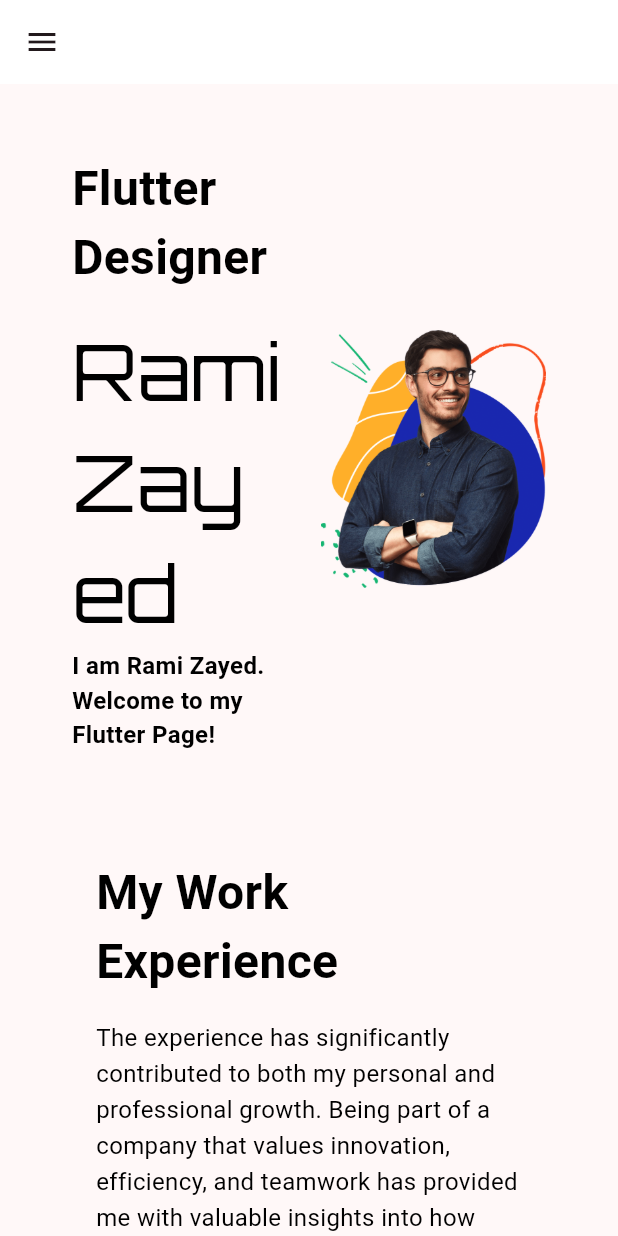
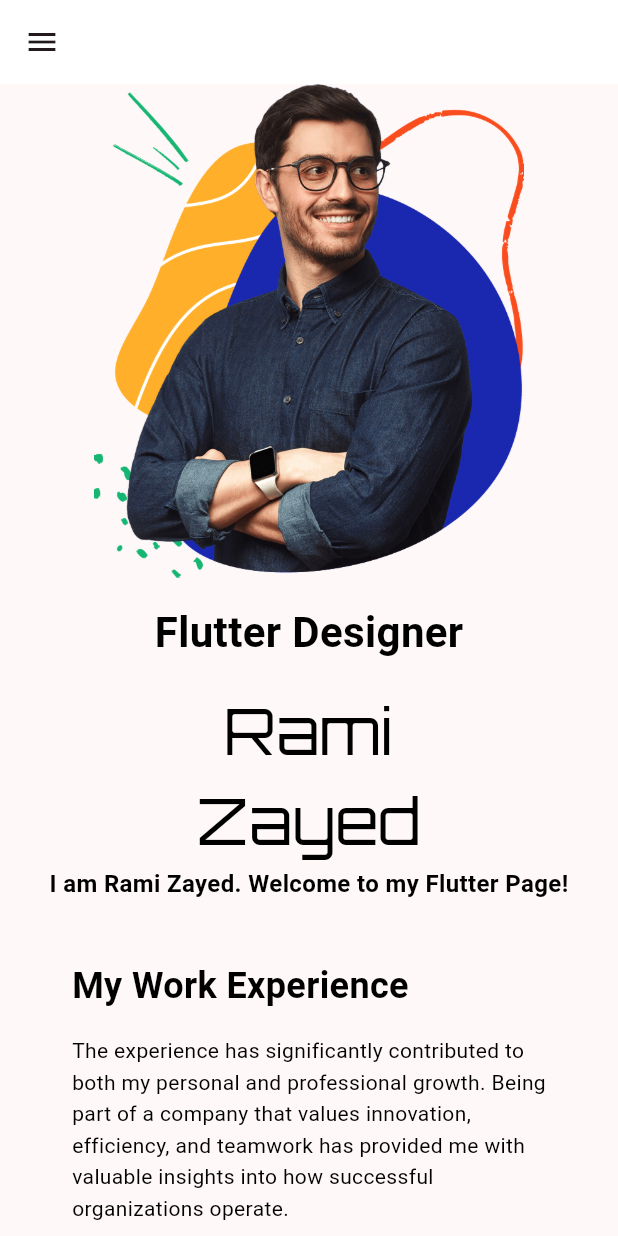
Before and after one commit to ramiwzayed/portfolio, a Flutter app: the screen it shows after launch, on a phone screen of 412 x 824 dp. Run offline on Flutter 3.47's test engine with Material 3 defaults, Android fonts, the phone set to English and light mode, and no system bars; our stand-ins replace font_awesome_flutter.

Commit message:
Improve layout responsiveness across education, home, and work sections
Refactored layouts to dynamically adjust padding, font sizes, and item arrangements based on screen width for better responsiveness. Introduced dynamic row building in the education section, added single-column fallback for smaller screens in home, and adjusted padding/font sizes in the work section for varying devices. These updates enhance UI consistency and adaptability across different screen sizes.

```diff
--- a/lib/sections/home/home.dart
+++ b/lib/sections/home/home.dart
@@ -6,11 +6,13 @@ class HeroSection extends StatelessWidget {
   @override
   Widget build(BuildContext context) {
     final isDarkMode = Theme.of(context).brightness == Brightness.dark;
+    final screenWidth = MediaQuery.of(context).size.width;
 
-    return Container(
-      padding: const EdgeInsets.symmetric(horizontal: 32.0),
-      // Consistent padding
-      child: Row(
+    return Padding(
+      padding: const EdgeInsets.symmetric(horizontal: 16.0),
+      child: screenWidth >
+              800 // Check if the screen is wide (e.g., desktop/tablet)
+          ? Row(
               crossAxisAlignment: CrossAxisAlignment.center,
               mainAxisSize: MainAxisSize.min,
               children: [
@@ -61,6 +63,48 @@ class HeroSection extends StatelessWidget {
                   ),
                 ),
               ],
+            )
+          : Column(
+              crossAxisAlignment: CrossAxisAlignment.center,
+              children: [
+                ClipRRect(
+                  borderRadius: BorderRadius.circular(15.0),
+                  child: Image.asset(
+                    'assets/person.png',
+                    width: screenWidth * 0.8,
+                    height: screenWidth * 0.8,
+                  ),
+                ),
+                const SizedBox(height: 16.0),
+                Text(
+                  'Flutter Designer',
+                  style: TextStyle(
+                    fontSize: 28,
+                    fontWeight: FontWeight.bold,
+                    color: isDarkMode ? Colors.white : Colors.black,
+                  ),
+                ),
+                const SizedBox(height: 16.0),
+                Text(
+                  'Rami \nZayed',
+                  textAlign: TextAlign.center,
+                  style: TextStyle(
+                    fontFamily: 'Orbitron',
+                    fontSize: screenWidth > 400 ? 42 : 32,
+                    color: isDarkMode ? Colors.white : Colors.black,
+                  ),
+                ),
+                Text(
+                  'I am Rami Zayed. Welcome to my Flutter Page!',
+                  style: TextStyle(
+                    fontSize: screenWidth > 400 ? 16 : 14,
+                    fontWeight: FontWeight.bold,
+                    color: isDarkMode ? Colors.white : Colors.black,
+                  ),
+                  textAlign: TextAlign.center,
+                ),
+                SizedBox(height: 24.0),
+              ],
             ),
     );
   }
--- a/lib/sections/work/work.dart
+++ b/lib/sections/work/work.dart
@@ -6,8 +6,14 @@ class WorkSection extends StatelessWidget {
   @override
   Widget build(BuildContext context) {
     final isDarkMode = Theme.of(context).brightness == Brightness.dark;
+    final screenWidth = MediaQuery.of(context).size.width;
+
     return Padding(
-      padding: const EdgeInsets.symmetric(horizontal: 32.0),
+      padding: EdgeInsets.symmetric(
+        horizontal: screenWidth < 600
+            ? 16.0
+            : 32.0, // Adjust padding based on screen width
+      ),
       child: Container(
         padding: const EdgeInsets.all(16.0),
         child: Column(
@@ -17,7 +23,7 @@ class WorkSection extends StatelessWidget {
             Text(
               'My Work Experience',
               style: TextStyle(
-                fontSize: 32,
+                fontSize: screenWidth < 600 ? 24 : 32, // Adjust font size
                 fontWeight: FontWeight.bold,
                 color: isDarkMode ? Colors.white : Colors.black,
               ),
@@ -29,7 +35,7 @@ class WorkSection extends StatelessWidget {
               'that values innovation, efficiency, and teamwork has provided me with valuable insights '
               'into how successful organizations operate.',
               style: TextStyle(
-                fontSize: 16,
+                fontSize: screenWidth < 600 ? 14 : 16, // Adjust font size
                 height: 1.5,
                 color: isDarkMode ? Colors.white : Colors.black,
               ),
```
Also changed, not shown: lib/sections/education/education.dart (+54 -43 lines). Lines whose indentation alone changed are shown as unchanged.
